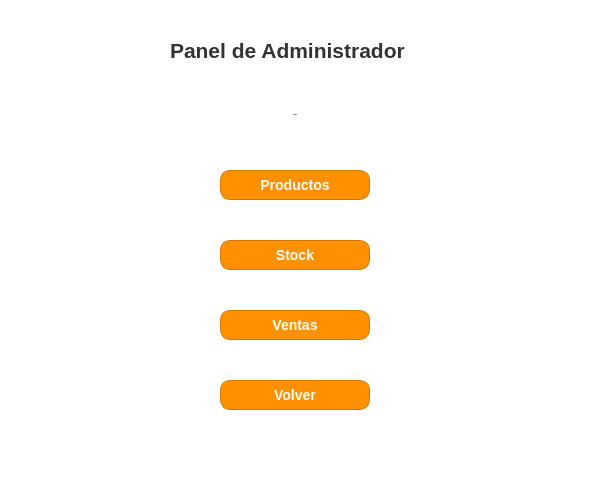
This is gui/admin.ui in UTN-BDA-2026/repositorio-grupo-BCCG as Qt 5 draws it before an edit. The edited form follows.
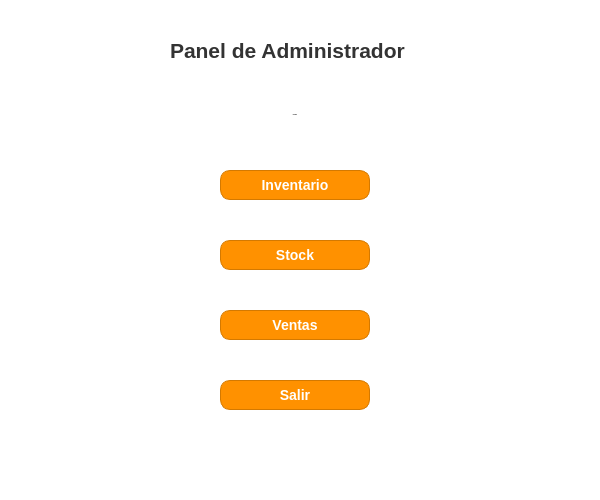
This is the edited form.

Commit message: modifique los nombres visibles en el panel de admin

What changed in the file:
```diff
--- a/gui/admin.ui
+++ b/gui/admin.ui
@@ -113,7 +113,7 @@
 }</string>
     </property>
     <property name="text">
-     <string>Productos</string>
+     <string>Inventario</string>
     </property>
    </widget>
    <widget class="QPushButton" name="btnStock">
@@ -206,7 +206,7 @@
 }</string>
     </property>
     <property name="text">
-     <string>Volver</string>
+     <string>Salir</string>
     </property>
    </widget>
   </widget>
```
Left out of the diff: 4 changed lines with no effect on the pictures.
